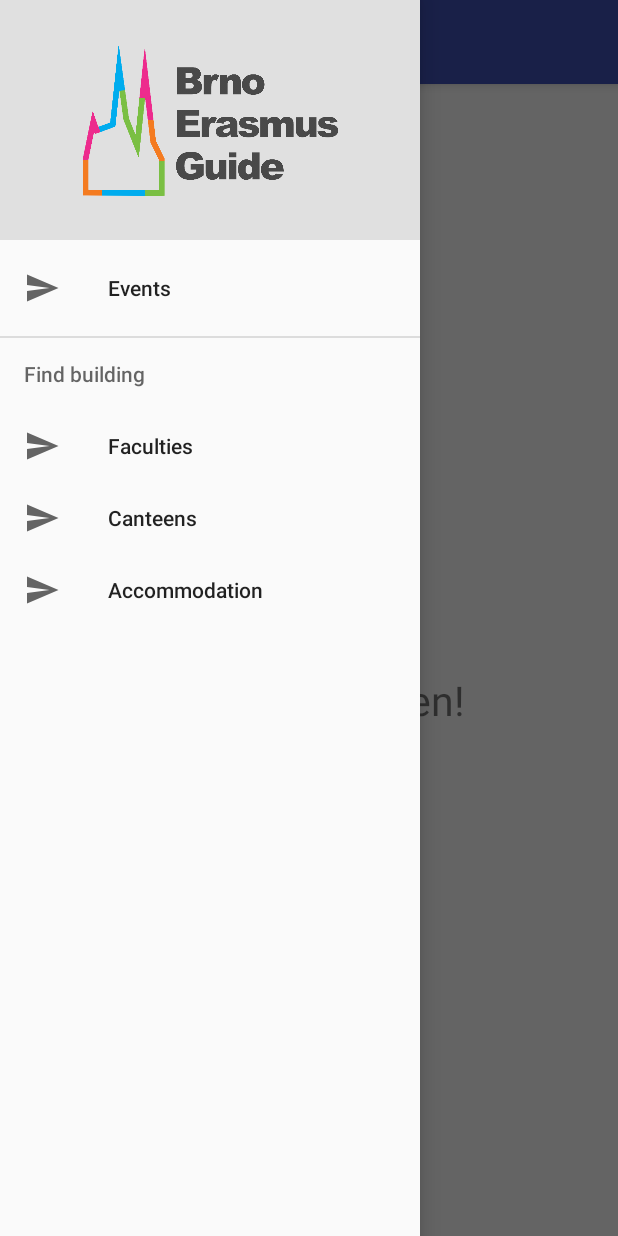
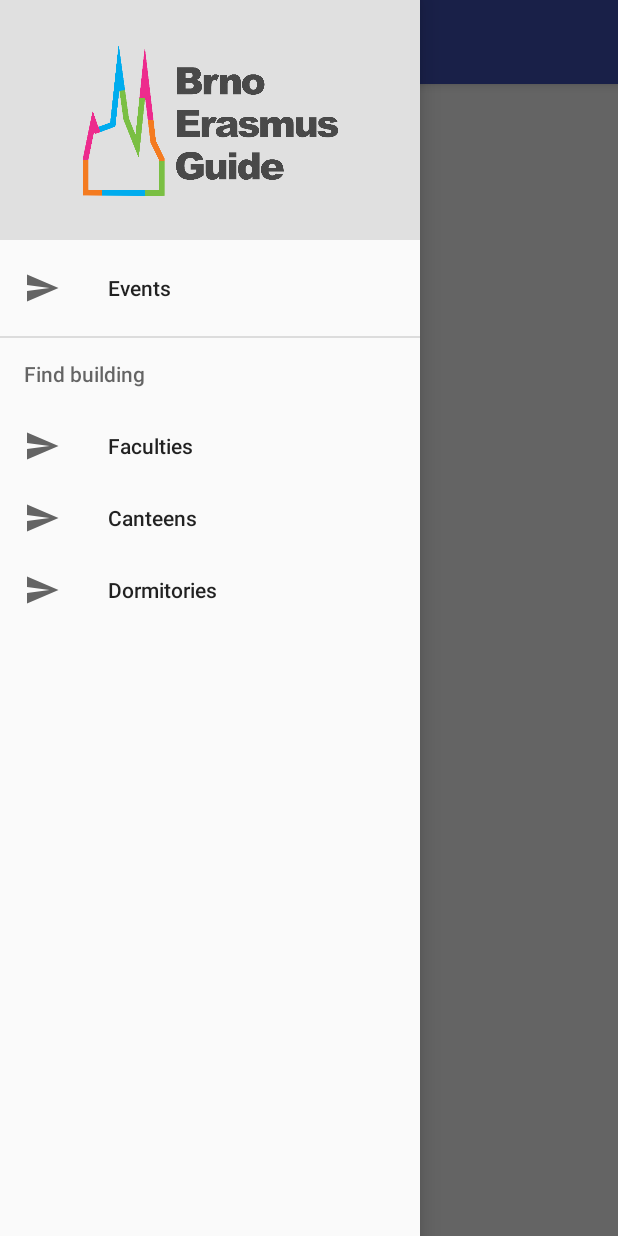
Before and after one commit to Dudys/brnoErasmusGuide, an Android app: the screen it shows after launch (MainActivity), with the side drawer open, on a phone screen of 412 x 824 dp. Run offline under Robolectric (Android 15) with nearby library versions, the phone set to English and light mode, and no system bars; our stand-ins replace ButterKnife.

Commit message:
navigation update

```diff
--- a/app/src/main/res/layout/activity_main.xml
+++ b/app/src/main/res/layout/activity_main.xml
@@ -30,35 +30,13 @@
 
         </android.support.design.widget.AppBarLayout>
 
-        <RelativeLayout xmlns:android="http://schemas.android.com/apk/res/android"
+        <FrameLayout xmlns:android="http://schemas.android.com/apk/res/android"
             xmlns:tools="http://schemas.android.com/tools"
             android:layout_width="match_parent"
             android:layout_height="match_parent"
-            android:paddingBottom="@dimen/activity_vertical_margin"
-            android:paddingLeft="@dimen/activity_horizontal_margin"
-            android:paddingRight="@dimen/activity_horizontal_margin"
-            android:paddingTop="@dimen/activity_vertical_margin"
-            tools:context=".activity.MainActivity">
-
-            <ImageView
-                android:id="@+id/welcomeScreen_image"
-                android:layout_width="wrap_content"
-                android:layout_height="wrap_content"
-                android:layout_centerInParent="true"
-                android:src="@mipmap/ic_launcher"/>
-
-            <TextView
-                android:id="@+id/welcomeScreen_text"
-                android:layout_width="wrap_content"
-                android:layout_height="wrap_content"
-                android:text="Welcome screen!"
-                android:textSize="27sp"
-                android:layout_below="@+id/welcomeScreen_image"
-                android:layout_centerVertical="true"
-                android:layout_centerHorizontal="true"
-                android:layout_marginTop="12dp"/>
-
-        </RelativeLayout>
+            android:paddingTop="?attr/actionBarSize"
+            tools:context=".activity.MainActivity"
+            android:id="@+id/main_container"/>
 
     </android.support.design.widget.CoordinatorLayout>
 
--- a/app/src/main/res/layout/activity_events.xml
+++ b/app/src/main/res/layout/fragment_events.xml
@@ -3,7 +3,7 @@
     xmlns:tools="http://schemas.android.com/tools"
     android:layout_width="match_parent"
     android:layout_height="match_parent"
-    tools:context=".activity.EventsActivity">
+    tools:context=".fragment.EventsFragment">
 
     <android.support.v7.widget.RecyclerView
         android:id="@+id/event_list"
--- a/app/src/main/res/values/strings.xml
+++ b/app/src/main/res/values/strings.xml
@@ -14,7 +14,10 @@
     <string name="events">Events</string>
     <string name="faculties">Faculties</string>
     <string name="canteens">Canteens</string>
-    <string name="accommodation">Accommodation</string>
+    <string name="accommodation">Dormitories</string>
     <string name="section_buildings">Find building</string>
     <string name="facebook_prompt">Please login to your facebook account to see any events.</string>
+
+    <!-- TODO: Remove or change this placeholder text -->
+    <string name="hello_blank_fragment">Hello blank fragment</string>
 </resources>
```
Also changed, not shown: app/build.gradle (+9 -8 lines), app/src/main/java/pv239/fi/muni/cz/brnoerasmusguide/activity/MainActivity.java (+25 -7 lines), app/src/main/java/pv239/fi/muni/cz/brnoerasmusguide/fragment/AccommodationsFragment.java (renamed from app/src/main/java/pv239/fi/muni/cz/brnoerasmusguide/activity/AccommodationListActivity.java, +31 -18 lines), app/src/main/java/pv239/fi/muni/cz/brnoerasmusguide/fragment/CanteensFragment.java (renamed from app/src/main/java/pv239/fi/muni/cz/brnoerasmusguide/activity/CanteenListActivity.java, +30 -19 lines), app/src/main/java/pv239/fi/muni/cz/brnoerasmusguide/fragment/EventsFragment.java (renamed from app/src/main/java/pv239/fi/muni/cz/brnoerasmusguide/activity/EventsActivity.java, +32 -25 lines), app/src/main/java/pv239/fi/muni/cz/brnoerasmusguide/fragment/FacultiesFragment.java (renamed from app/src/main/java/pv239/fi/muni/cz/brnoerasmusguide/activity/BuildingListActivity.java, +30 -24 lines), app/src/main/res/layout/fragment_faculty_list.xml (renamed from app/src/main/res/layout/activity_building_list.xml).
